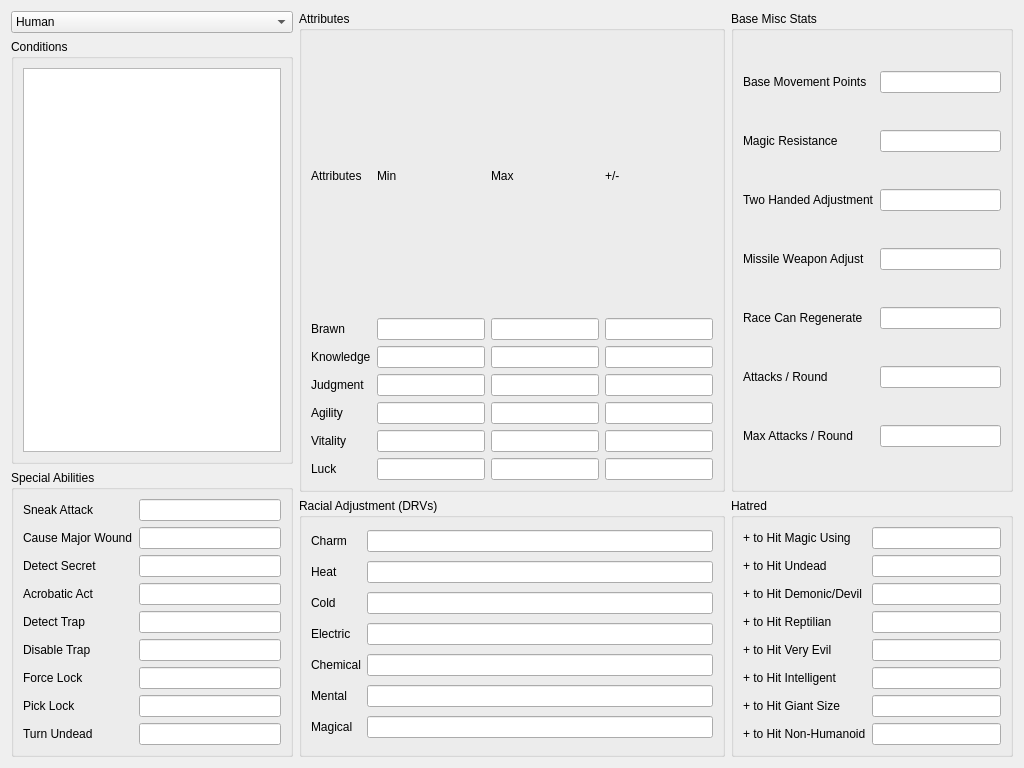
Qt form CharacterEditor/racestatsview.ui (DrItanium/realmz_tools) before a commit.
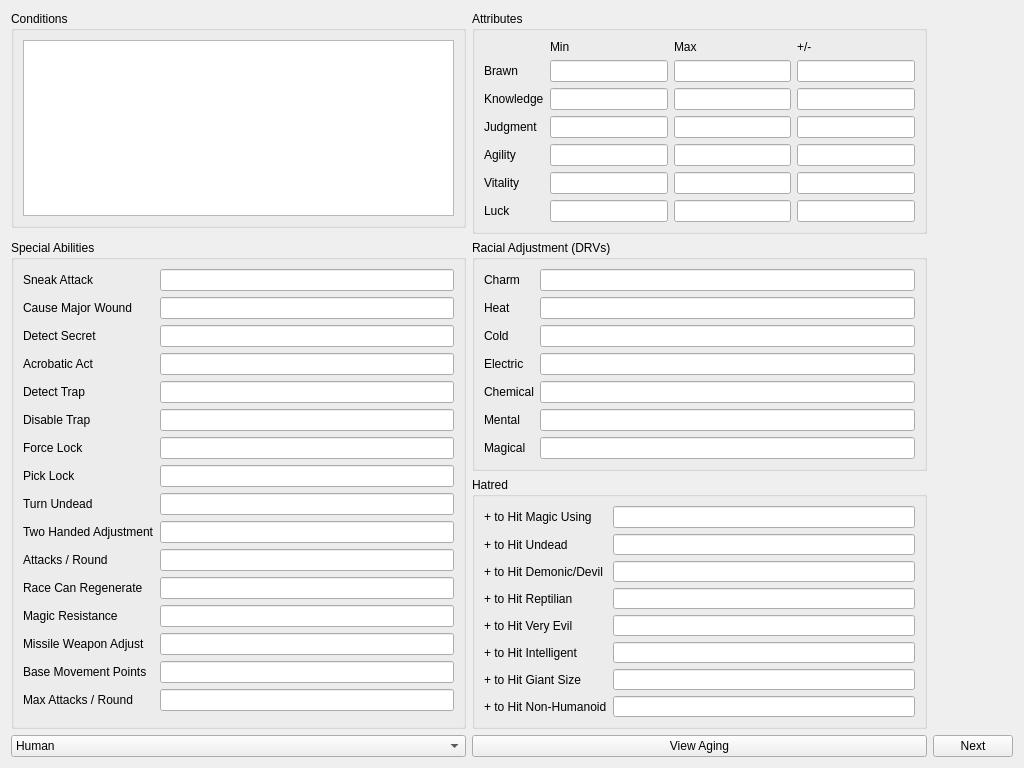
The same form after that commit.

Commit message: Implement base linkage for actions in different views

What changed in the file:
```diff
--- a/CharacterEditor/racestatsview.ui
+++ b/CharacterEditor/racestatsview.ui
@@ -20,8 +20,8 @@
    <string>Form</string>
   </property>
   <layout class="QGridLayout" name="gridLayout_2">
-   <item row="0" column="0">
-    <widget class="QComboBox" name="selector">
+   <item row="4" column="0">
+    <widget class="QComboBox" name="raceSelect">
      <item>
       <property name="text">
        <string>Human</string>
@@ -119,7 +119,247 @@
      </item>
     </widget>
    </item>
-   <item row="0" column="1" rowspan="3">
+   <item row="2" column="0" rowspan="2">
+    <widget class="QGroupBox" name="specialAbilities">
+     <property name="title">
+      <string>Special Abilities</string>
+     </property>
+     <layout class="QGridLayout" name="gridLayout_4">
+      <item row="2" column="0">
+       <widget class="QLabel" name="label_3">
+        <property name="text">
+         <string>Detect Secret</string>
+        </property>
+       </widget>
+      </item>
+      <item row="2" column="1">
+       <widget class="QLineEdit" name="detectSecretField">
+        <property name="readOnly">
+         <bool>true</bool>
+        </property>
+       </widget>
+      </item>
+      <item row="10" column="0">
+       <widget class="QLabel" name="label_32">
+        <property name="text">
+         <string>Attacks / Round</string>
+        </property>
+       </widget>
+      </item>
+      <item row="12" column="0">
+       <widget class="QLabel" name="label_28">
+        <property name="text">
+         <string>Magic Resistance</string>
+        </property>
+       </widget>
+      </item>
+      <item row="10" column="1">
+       <widget class="QLineEdit" name="attacksPerRound">
+        <property name="readOnly">
+         <bool>true</bool>
+        </property>
+       </widget>
+      </item>
+      <item row="13" column="0">
+       <widget class="QLabel" name="label_30">
+        <property name="text">
+         <string>Missile Weapon Adjust</string>
+        </property>
+       </widget>
+      </item>
+      <item row="3" column="0">
+       <widget class="QLabel" name="label_4">
+        <property name="text">
+         <string>Acrobatic Act</string>
+        </property>
+       </widget>
+      </item>
+      <item row="6" column="1">
+       <widget class="QLineEdit" name="forceLockField">
+        <property name="readOnly">
+         <bool>true</bool>
+        </property>
+       </widget>
+      </item>
+      <item row="7" column="0">
+       <widget class="QLabel" name="label_8">
+        <property name="text">
+         <string>Pick Lock</string>
+        </property>
+       </widget>
+      </item>
+      <item row="1" column="0">
+       <widget class="QLabel" name="label_2">
+        <property name="text">
+         <string>Cause Major Wound</string>
+        </property>
+       </widget>
+      </item>
+      <item row="6" column="0">
+       <widget class="QLabel" name="label_7">
+        <property name="text">
+         <string>Force Lock</string>
+        </property>
+       </widget>
+      </item>
+      <item row="3" column="1">
+       <widget class="QLineEdit" name="acrobaticActField">
+        <property name="readOnly">
+         <bool>true</bool>
+        </property>
+       </widget>
+      </item>
+      <item row="11" column="0">
+       <widget class="QLabel" name="label_31">
+        <property name="text">
+         <string>Race Can Regenerate</string>
+        </property>
+       </widget>
+      </item>
+      <item row="9" column="0">
+       <widget class="QLabel" name="label_29">
+        <property name="text">
+         <string>Two Handed Adjustment</string>
+        </property>
+       </widget>
+      </item>
+      <item row="8" column="1">
+       <widget class="QLineEdit" name="turnUndeadField">
+        <property name="readOnly">
+         <bool>true</bool>
+        </property>
+       </widget>
+      </item>
+      <item row="4" column="0">
+       <widget class="QLabel" name="label_5">
+        <property name="text">
+         <string>Detect Trap</string>
+        </property>
+       </widget>
+      </item>
+      <item row="1" column="1">
+       <widget class="QLineEdit" name="causeMajorWoundField">
+        <property name="readOnly">
+         <bool>true</bool>
+        </property>
+       </widget>
+      </item>
+      <item row="4" column="1">
+       <widget class="QLineEdit" name="detectTrapField">
+        <property name="readOnly">
+         <bool>true</bool>
+        </property>
+       </widget>
+      </item>
+      <item row="7" column="1">
+       <widget class="QLineEdit" name="pickLockField">
+        <property name="readOnly">
+         <bool>true</bool>
+        </property>
+       </widget>
+      </item>
+      <item row="0" column="1">
+       <widget class="QLineEdit" name="sneakAttackField">
+        <property name="readOnly">
+         <bool>true</bool>
+        </property>
+       </widget>
+      </item>
+      <item row="0" column="0">
+       <widget class="QLabel" name="label">
+        <property name="text">
+         <string>Sneak Attack</string>
+        </property>
+       </widget>
+      </item>
+      <item row="19" column="0">
+       <widget class="QLabel" name="label_33">
+        <property name="text">
+         <string>Max Attacks / Round</string>
+        </property>
+       </widget>
+      </item>
+      <item row="5" column="1">
+       <widget class="QLineEdit" name="disableTrapField">
+        <property name="readOnly">
+         <bool>true</bool>
+        </property>
+       </widget>
+      </item>
+      <item row="17" column="0">
+       <widget class="QLabel" name="label_27">
+        <property name="text">
+         <string>Base Movement Points</string>
+        </property>
+       </widget>
+      </item>
+      <item row="8" column="0">
+       <widget class="QLabel" name="label_9">
+        <property name="text">
+         <string>Turn Undead</string>
+        </property>
+       </widget>
+      </item>
+      <item row="11" column="1">
+       <widget class="QLineEdit" name="raceCanRegenerate">
+        <property name="readOnly">
+         <bool>true</bool>
+        </property>
+       </widget>
+      </item>
+      <item row="5" column="0">
+       <widget class="QLabel" name="label_6">
+        <property name="text">
+         <string>Disable Trap</string>
+        </property>
+       </widget>
+      </item>
+      <item row="19" column="1">
+       <widget class="QLineEdit" name="maxAttacksPerRound">
+        <property name="readOnly">
+         <bool>true</bool>
+        </property>
+       </widget>
+      </item>
+      <item row="12" column="1">
+       <widget class="QLineEdit" name="magicResistance">
+        <property name="readOnly">
+         <bool>true</bool>
+        </property>
+       </widget>
+      </item>
+      <item row="13" column="1">
+       <widget class="QLineEdit" name="missileWeaponAdjust">
+        <property name="readOnly">
+         <bool>true</bool>
+        </property>
+       </widget>
+      </item>
+      <item row="9" column="1">
+       <widget class="QLineEdit" name="twoHandedAdjust">
+        <property name="readOnly">
+         <bool>true</bool>
+        </property>
+       </widget>
+      </item>
+      <item row="17" column="1">
+       <widget class="QLineEdit" name="baseMovementPoints">
+        <property name="readOnly">
+         <bool>true</bool>
+        </property>
+       </widget>
+      </item>
+     </layout>
+    </widget>
+   </item>
+   <item row="4" column="2">
+    <widget class="QPushButton" name="nextButton">
+     <property name="text">
+      <string>Next</string>
+     </property>
+    </widget>
+   </item>
+   <item row="0" column="1" rowspan="2">
     <widget class="QGroupBox" name="attributes">
      <property name="title">
       <string>Attributes</string>
@@ -146,13 +386,6 @@
         </property>
        </widget>
       </item>
-      <item row="0" column="0">
-       <widget class="QLabel" name="label_10">
-        <property name="text">
-         <string>Attributes</string>
-        </property>
-       </widget>
-      </item>
       <item row="0" column="3">
        <widget class="QLabel" name="label_20">
         <property name="text">
@@ -196,241 +429,153 @@
        </widget>
       </item>
       <item row="1" column="1">
-       <widget class="QLineEdit" name="brawnMin"/>
+       <widget class="QLineEdit" name="brawnMin">
+        <property name="readOnly">
+         <bool>true</bool>
+        </property>
+       </widget>
       </item>
       <item row="1" column="2">
-       <widget class="QLineEdit" name="brawnMax"/>
+       <widget class="QLineEdit" name="brawnMax">
+        <property name="readOnly">
+         <bool>true</bool>
+        </property>
+       </widget>
       </item>
       <item row="1" column="3">
-       <widget class="QLineEdit" name="brawnPlusMinus"/>
+       <widget class="QLineEdit" name="brawnPlusMinus">
+        <property name="readOnly">
+         <bool>true</bool>
+        </property>
+       </widget>
       </item>
       <item row="2" column="1">
-       <widget class="QLineEdit" name="knowledgeMin"/>
+       <widget class="QLineEdit" name="knowledgeMin">
+        <property name="readOnly">
+         <bool>true</bool>
+        </property>
+       </widget>
       </item>
       <item row="3" column="1">
-       <widget class="QLineEdit" name="judgmentMin"/>
+       <widget class="QLineEdit" name="judgmentMin">
+        <property name="readOnly">
+         <bool>true</bool>
+        </property>
+       </widget>
       </item>
       <item row="4" column="1">
-       <widget class="QLineEdit" name="agilityMin"/>
+       <widget class="QLineEdit" name="agilityMin">
+        <property name="readOnly">
+         <bool>true</bool>
+        </property>
+       </widget>
       </item>
       <item row="5" column="1">
-       <widget class="QLineEdit" name="vitalityMin"/>
+       <widget class="QLineEdit" name="vitalityMin">
+        <property name="readOnly">
+         <bool>true</bool>
+        </property>
+       </widget>
       </item>
       <item row="6" column="1">
-       <widget class="QLineEdit" name="luckMin"/>
+       <widget class="QLineEdit" name="luckMin">
+        <property name="readOnly">
+         <bool>true</bool>
+        </property>
+       </widget>
       </item>
       <item row="2" column="2">
-       <widget class="QLineEdit" name="knowledgeMax"/>
+       <widget class="QLineEdit" name="knowledgeMax">
+        <property name="readOnly">
+         <bool>true</bool>
+        </property>
+       </widget>
       </item>
       <item row="3" column="2">
-       <widget class="QLineEdit" name="judgmentMax"/>
+       <widget class="QLineEdit" name="judgmentMax">
+        <property name="readOnly">
+         <bool>true</bool>
+        </property>
+       </widget>
       </item>
       <item row="6" column="3">
-       <widget class="QLineEdit" name="luckPlusMinus"/>
+       <widget class="QLineEdit" name="luckPlusMinus">
+        <property name="readOnly">
+         <bool>true</bool>
+        </property>
+       </widget>
       </item>
       <item row="5" column="3">
-       <widget class="QLineEdit" name="vitalityPlusMinus"/>
+       <widget class="QLineEdit" name="vitalityPlusMinus">
+        <property name="readOnly">
+         <bool>true</bool>
+        </property>
+       </widget>
       </item>
       <item row="2" column="3">
-       <widget class="QLineEdit" name="knowledgePlusMinus"/>
+       <widget class="QLineEdit" name="knowledgePlusMinus">
+        <property name="readOnly">
+         <bool>true</bool>
+        </property>
+       </widget>
       </item>
       <item row="3" column="3">
-       <widget class="QLineEdit" name="judgmentPlusMinus"/>
+       <widget class="QLineEdit" name="judgmentPlusMinus">
+        <property name="readOnly">
+         <bool>true</bool>
+        </property>
+       </widget>
       </item>
       <item row="4" column="3">
-       <widget class="QLineEdit" name="agilityPlusMinus"/>
+       <widget class="QLineEdit" name="agilityPlusMinus">
+        <property name="readOnly">
+         <bool>true</bool>
+        </property>
+       </widget>
       </item>
       <item row="6" column="2">
-       <widget class="QLineEdit" name="luckMax"/>
+       <widget class="QLineEdit" name="luckMax">
+        <property name="readOnly">
+         <bool>true</bool>
+        </property>
+       </widget>
       </item>
       <item row="4" column="2">
-       <widget class="QLineEdit" name="agilityMax"/>
+       <widget class="QLineEdit" name="agilityMax">
+        <property name="readOnly">
+         <bool>true</bool>
+        </property>
+       </widget>
       </item>
       <item row="5" column="2">
-       <widget class="QLineEdit" name="vitalityMax"/>
-      </item>
-     </layout>
-    </widget>
-   </item>
-   <item row="0" column="2" rowspan="3">
-    <widget class="QGroupBox" name="baseMiscStats">
-     <property name="title">
-      <string>Base Misc Stats</string>
-     </property>
-     <layout class="QGridLayout" name="gridLayout_7">
-      <item row="5" column="0">
-       <widget class="QLabel" name="label_32">
-        <property name="text">
-         <string>Attacks / Round</string>
+       <widget class="QLineEdit" name="vitalityMax">
+        <property name="readOnly">
+         <bool>true</bool>
         </property>
        </widget>
       </item>
-      <item row="2" column="0">
-       <widget class="QLabel" name="label_29">
-        <property name="text">
-         <string>Two Handed Adjustment</string>
-        </property>
-       </widget>
-      </item>
-      <item row="3" column="0">
-       <widget class="QLabel" name="label_30">
-        <property name="text">
-         <string>Missile Weapon Adjust</string>
-        </property>
-       </widget>
-      </item>
-      <item row="1" column="0">
-       <widget class="QLabel" name="label_28">
-        <property name="text">
-         <string>Magic Resistance</string>
-        </property>
-       </widget>
-      </item>
-      <item row="4" column="0">
-       <widget class="QLabel" name="label_31">
-        <property name="text">
-         <string>Race Can Regenerate</string>
-        </property>
-       </widget>
-      </item>
-      <item row="0" column="0">
-       <widget class="QLabel" name="label_27">
-        <property name="text">
-         <string>Base Movement Points</string>
-        </property>
-       </widget>
-      </item>
-      <item row="6" column="0">
-       <widget class="QLabel" name="label_33">
-        <property name="text">
-         <string>Max Attacks / Round</string>
-        </property>
-       </widget>
-      </item>
-      <item row="0" column="1">
-       <widget class="QLineEdit" name="baseMovementPoints"/>
-      </item>
-      <item row="6" column="1">
-       <widget class="QLineEdit" name="maxAttacksPerRound"/>
-      </item>
-      <item row="5" column="1">
-       <widget class="QLineEdit" name="attacksPerRound"/>
-      </item>
-      <item row="4" column="1">
-       <widget class="QLineEdit" name="raceCanRegenerate"/>
-      </item>
-      <item row="3" column="1">
-       <widget class="QLineEdit" name="missileWeaponAdjust"/>
-      </item>
-      <item row="2" column="1">
-       <widget class="QLineEdit" name="twoHandedAdjust"/>
-      </item>
-      <item row="1" column="1">
-       <widget class="QLineEdit" name="magicResistance"/>
-      </item>
      </layout>
     </widget>
    </item>
-   <item row="3" column="2">
-    <widget class="QGroupBox" name="hatred">
-     <property name="title">
-      <string>Hatred</string>
-     </property>
-     <layout class="QGridLayout" name="gridLayout">
-      <item row="6" column="0">
-       <widget class="QLabel" name="label_40">
-        <property name="text">
-         <string>+ to Hit Giant Size</string>
-        </property>
-       </widget>
-      </item>
-      <item row="0" column="0">
-       <widget class="QLabel" name="label_34">
-        <property name="text">
-         <string>+ to Hit Magic Using</string>
-        </property>
-       </widget>
-      </item>
-      <item row="1" column="0">
-       <widget class="QLabel" name="label_35">
-        <property name="text">
-         <string>+ to Hit Undead</string>
-        </property>
-       </widget>
-      </item>
-      <item row="2" column="0">
-       <widget class="QLabel" name="label_36">
-        <property name="text">
-         <string>+ to Hit Demonic/Devil</string>
-        </property>
-       </widget>
-      </item>
-      <item row="7" column="0">
-       <widget class="QLabel" name="label_41">
-        <property name="text">
-         <string>+ to Hit Non-Humanoid</string>
-        </property>
-       </widget>
-      </item>
-      <item row="4" column="0">
-       <widget class="QLabel" name="label_38">
-        <property name="text">
-         <string>+ to Hit Very Evil</string>
-        </property>
-       </widget>
-      </item>
-      <item row="5" column="0">
-       <widget class="QLabel" name="label_39">
-        <property name="text">
-         <string>+ to Hit Intelligent</string>
-        </property>
-       </widget>
-      </item>
-      <item row="3" column="0">
-       <widget class="QLabel" name="label_37">
-        <property name="text">
-         <string>+ to Hit Reptilian</string>
-        </property>
-       </widget>
-      </item>
-      <item row="0" column="1">
-       <widget class="QLineEdit" name="hitMagicUsing"/>
-      </item>
-      <item row="7" column="1">
-       <widget class="QLineEdit" name="plusNonHumanoid"/>
-      </item>
-      <item row="4" column="1">
-       <widget class="QLineEdit" name="plusVeryEvil"/>
-      </item>
-      <item row="3" column="1">
-       <widget class="QLineEdit" name="plusReptilian"/>
-      </item>
-      <item row="2" column="1">
-       <widget class="QLineEdit" name="plusDemonic"/>
-      </item>
-      <item row="5" column="1">
-       <widget class="QLineEdit" name="plusIntelligent"/>
-      </item>
-      <item row="1" column="1">
-       <widget class="QLineEdit" name="plusUndead"/>
-      </item>
-      <item row="6" column="1">
-       <widget class="QLineEdit" name="plusGiantSize"/>
-      </item>
-     </layout>
-    </widget>
-   </item>
-   <item row="3" column="1">
+   <item row="2" column="1">
     <widget class="QGroupBox" name="drvs">
      <property name="title">
       <string>Racial Adjustment (DRVs)</string>
      </property>
      <layout class="QGridLayout" name="gridLayout_6">
       <item row="0" column="1">
-       <widget class="QLineEdit" name="charmDRV"/>
+       <widget class="QLineEdit" name="charmDRV">
+        <property name="readOnly">
+         <bool>true</bool>
+        </property>
+       </widget>
       </item>
       <item row="4" column="1">
-       <widget class="QLineEdit" name="chemicalDRV"/>
+       <widget class="QLineEdit" name="chemicalDRV">
+        <property name="readOnly">
+         <bool>true</bool>
+        </property>
+       </widget>
       </item>
       <item row="2" column="0">
        <widget class="QLabel" name="label_14">
@@ -440,7 +585,11 @@
        </widget>
       </item>
       <item row="2" column="1">
-       <widget class="QLineEdit" name="coldDRV"/>
+       <widget class="QLineEdit" name="coldDRV">
+        <property name="readOnly">
+         <bool>true</bool>
+        </property>
+       </widget>
       </item>
       <item row="0" column="0">
        <widget class="QLabel" name="label_12">
@@ -464,7 +613,11 @@
        </widget>
       </item>
       <item row="5" column="1">
-       <widget class="QLineEdit" name="mentalDRV"/>
+       <widget class="QLineEdit" name="mentalDRV">
+        <property name="readOnly">
+         <bool>true</bool>
+        </property>
+       </widget>
       </item>
       <item row="1" column="0">
        <widget class="QLabel" name="label_13">
@@ -488,128 +641,169 @@
        </widget>
       </item>
       <item row="3" column="1">
-       <widget class="QLineEdit" name="electricDRV"/>
+       <widget class="QLineEdit" name="electricDRV">
+        <property name="readOnly">
+         <bool>true</bool>
+        </property>
+       </widget>
       </item>
       <item row="1" column="1">
-       <widget class="QLineEdit" name="heatDRV"/>
+       <widget class="QLineEdit" name="heatDRV">
+        <property name="readOnly">
+         <bool>true</bool>
+        </property>
+       </widget>
       </item>
       <item row="6" column="1">
-       <widget class="QLineEdit" name="magicalDRV"/>
+       <widget class="QLineEdit" name="magicalDRV">
+        <property name="readOnly">
+         <bool>true</bool>
+        </property>
+       </widget>
       </item>
      </layout>
     </widget>
    </item>
-   <item row="1" column="0">
-    <widget class="QGroupBox" name="conditionsGroup">
+   <item row="0" column="0">
+    <widget class="QGroupBox" name="conds">
      <property name="title">
       <string>Conditions</string>
      </property>
      <layout class="QGridLayout" name="gridLayout_3">
-      <item row="1" column="1">
-       <widget class="QListWidget" name="condList"/>
+      <item row="0" column="0">
+       <widget class="QListView" name="conditionsList"/>
       </item>
      </layout>
     </widget>
    </item>
-   <item row="2" column="0" rowspan="2">
-    <widget class="QGroupBox" name="specialAbilities">
+   <item row="3" column="1">
+    <widget class="QGroupBox" name="hatred">
      <property name="title">
-      <string>Special Abilities</string>
+      <string>Hatred</string>
      </property>
-     <layout class="QGridLayout" name="gridLayout_4">
+     <layout class="QGridLayout" name="gridLayout">
       <item row="6" column="0">
-       <widget class="QLabel" name="label_7">
+       <widget class="QLabel" name="label_40">
         <property name="text">
-         <string>Force Lock</string>
+         <string>+ to Hit Giant Size</string>
         </property>
        </widget>
       </item>
-      <item row="4" column="0">
-       <widget class="QLabel" name="label_5">
+      <item row="0" column="0">
+       <widget class="QLabel" name="label_34">
         <property name="text">
-         <string>Detect Trap</string>
+         <string>+ to Hit Magic Using</string>
         </property>
        </widget>
       </item>
-      <item row="2" column="0">
-       <widget class="QLabel" name="label_3">
-        <property name="text">
-         <string>Detect Secret</string>
-        </property>
-       </widget>
-      </item>
-      <item row="3" column="0">
-       <widget class="QLabel" name="label_4">
-        <property name="text">
-         <string>Acrobatic Act</string>
-        </property>
-       </widget>
-      </item>
-      <item row="1" column="1">
-       <widget class="QLineEdit" name="causeMajorWoundField"/>
-      </item>
       <item row="1" column="0">
-       <widget class="QLabel" name="label_2">
+       <widget class="QLabel" name="label_35">
         <property name="text">
-         <string>Cause Major Wound</string>
+         <string>+ to Hit Undead</string>
         </property>
        </widget>
       </item>
-      <item row="5" column="0">
-       <widget class="QLabel" name="label_6">
+      <item row="2" column="0">
+       <widget class="QLabel" name="label_36">
         <property name="text">
-         <string>Disable Trap</string>
+         <string>+ to Hit Demonic/Devil</string>
         </property>
        </widget>
       </item>
       <item row="7" column="0">
-       <widget class="QLabel" name="label_8">
+       <widget class="QLabel" name="label_41">
         <property name="text">
-         <string>Pick Lock</string>
+         <string>+ to Hit Non-Humanoid</string>
         </property>
        </widget>
       </item>
-      <item row="0" column="0">
-       <widget class="QLabel" name="label">
+      <item row="4" column="0">
+       <widget class="QLabel" name="label_38">
         <property name="text">
-         <string>Sneak Attack</string>
+         <string>+ to Hit Very Evil</string>
+        </property>
+       </widget>
+      </item>
+      <item row="5" column="0">
+       <widget class="QLabel" name="label_39">
+        <property name="text">
+         <string>+ to Hit Intelligent</string>
+        </property>
+       </widget>
+      </item>
+      <item row="3" column="0">
+       <widget class="QLabel" name="label_37">
+        <property name="text">
+         <string>+ to Hit Reptilian</string>
         </property>
        </widget>
       </item>
       <item row="0" column="1">
-       <widget class="QLineEdit" name="sneakAttackField"/>
-      </item>
-      <item row="8" column="0">
-       <widget class="QLabel" name="label_9">
-        <property name="text">
-         <string>Turn Undead</string>
+       <widget class="QLineEdit" name="hitMagicUsing">
+        <property name="readOnly">
+         <bool>true</bool>
         </property>
        </widget>
       </item>
-      <item row="2" column="1">
-       <widget class="QLineEdit" name="detectSecretField"/>
-      </item>
-      <item row="3" column="1">
-       <widget class="QLineEdit" name="acrobaticActField"/>
+      <item row="7" column="1">
+       <widget class="QLineEdit" name="plusNonHumanoid">
+        <property name="readOnly">
+         <bool>true</bool>
+        </property>
+       </widget>
       </item>
       <item row="4" column="1">
-       <widget class="QLineEdit" name="detectTrapField"/>
+       <widget class="QLineEdit" name="plusVeryEvil">
+        <property name="readOnly">
+         <bool>true</bool>
+        </property>
+       </widget>
+      </item>
+      <item row="3" column="1">
+       <widget class="QLineEdit" name="plusReptilian">
+        <property name="readOnly">
+         <bool>true</bool>
+        </property>
+       </widget>
+      </item>
+      <item row="2" column="1">
+       <widget class="QLineEdit" name="plusDemonic">
+        <property name="readOnly">
+         <bool>true</bool>
+        </property>
+       </widget>
       </item>
       <item row="5" column="1">
-       <widget class="QLineEdit" name="disableTrapField"/>
+       <widget class="QLineEdit" name="plusIntelligent">
+        <property name="readOnly">
+         <bool>true</bool>
+        </property>
+       </widget>
+      </item>
+      <item row="1" column="1">
+       <widget class="QLineEdit" name="plusUndead">
+        <property name="readOnly">
+         <bool>true</bool>
+        </property>
+       </widget>
       </item>
       <item row="6" column="1">
-       <widget class="QLineEdit" name="forceLockField"/>
-      </item>
-      <item row="7" column="1">
-       <widget class="QLineEdit" name="pickLockField"/>
-      </item>
-      <item row="8" column="1">
-       <widget class="QLineEdit" name="turnUndeadField"/>
+       <widget class="QLineEdit" name="plusGiantSize">
+        <property name="readOnly">
+         <bool>true</bool>
+        </property>
+       </widget>
       </item>
      </layout>
     </widget>
    </item>
+   <item row="4" column="1">
+    <widget class="QPushButton" name="viewAgingButton">
+     <property name="text">
+      <string>View Aging</string>
+     </property>
+    </widget>
+   </item>
   </layout>
  </widget>
  <resources/>
```
The commit also changes 5 other files.
